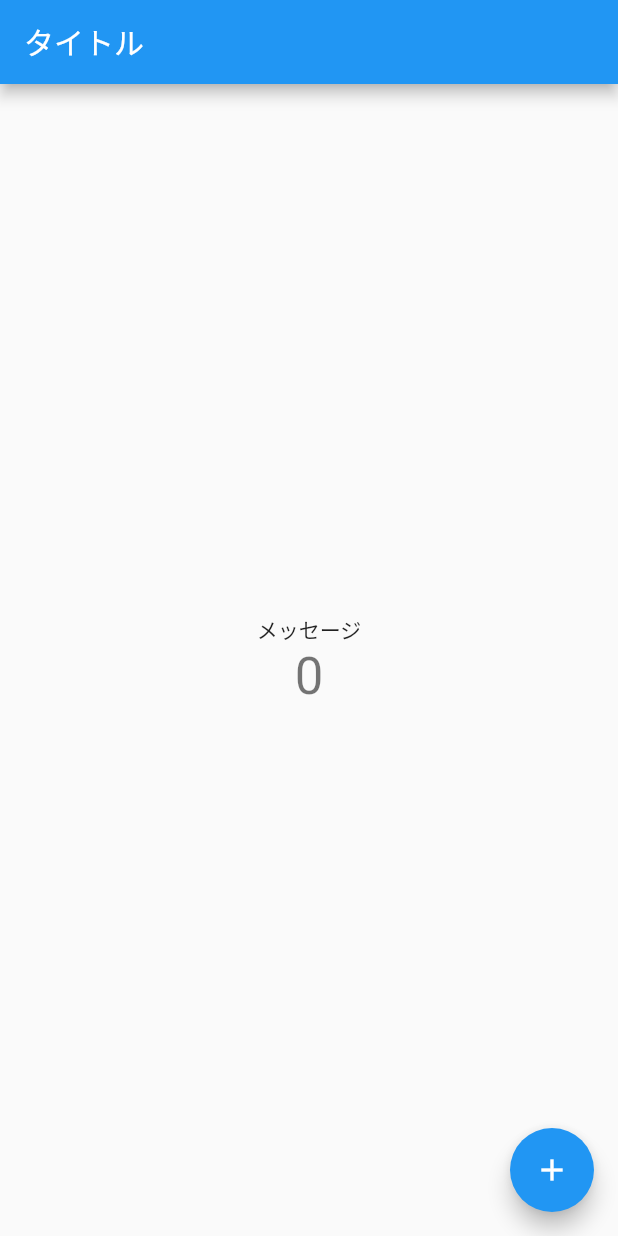
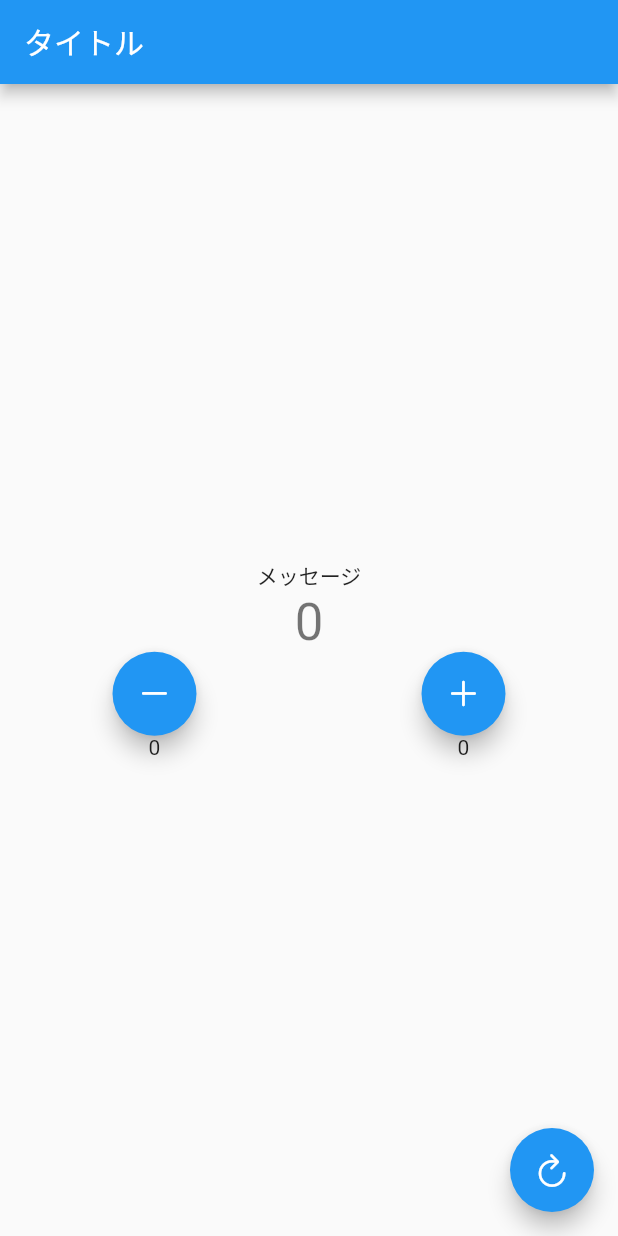
Before and after one commit to ken-ty/flutter_samples, a Flutter app: the screen it shows after launch, on a phone screen of 412 x 824 dp. Run offline on Flutter 3.47's test engine with Material 2 defaults, Android fonts, the phone set to English and light mode, and no system bars; our stand-ins replace flutter_riverpod.

Commit message:
feat: HomePageのカウントをデクリメント, リセットできるパーツレイアウトを追加

```diff
--- a/riverpod_sample/lib/view/home_page.dart
+++ b/riverpod_sample/lib/view/home_page.dart
@@ -1,3 +1,4 @@
+import 'package:flutter/cupertino.dart';
 import 'package:flutter/material.dart';
 import 'package:flutter_riverpod/flutter_riverpod.dart';
 import 'package:riverpod_sample/provider.dart';
@@ -25,13 +26,35 @@ class _HomePageState extends ConsumerState<HomePage> {
                 style: Theme.of(context).textTheme.headline4,
               ),
             ),
+            Row(
+              mainAxisAlignment: MainAxisAlignment.spaceAround,
+              children: [
+                FloatingActionButton(
+                  tooltip: '-1',
+                  onPressed: () => ref.read(countProvider.notifier).state++,
+                  child: const Icon(CupertinoIcons.minus),
+                ),
+                FloatingActionButton(
+                  tooltip: '+1',
+                  onPressed: () => ref.read(countProvider.notifier).state++,
+                  child: const Icon(CupertinoIcons.plus),
+                ),
+              ],
+            ),
+            Row(
+              mainAxisAlignment: MainAxisAlignment.spaceAround,
+              children: const [
+                Text('0'),
+                Text('0'),
+              ],
+            ),
           ],
         ),
       ),
       floatingActionButton: FloatingActionButton(
-        tooltip: '+1',
+        tooltip: 'リセット',
         onPressed: () => ref.read(countProvider.notifier).state++,
-        child: const Icon(Icons.add),
+        child: const Icon(CupertinoIcons.refresh),
       ),
     );
   }
```
